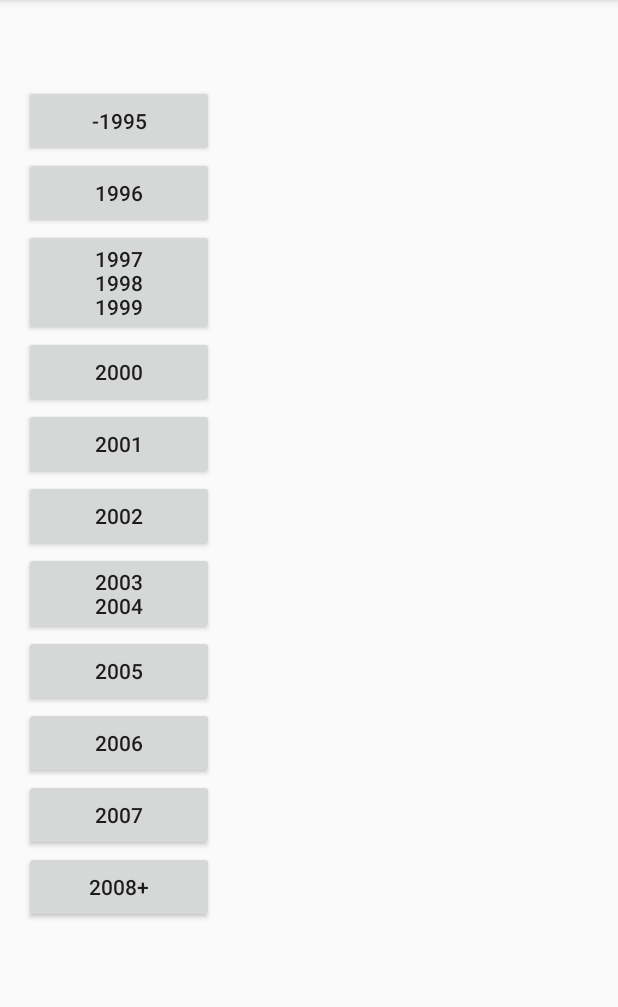
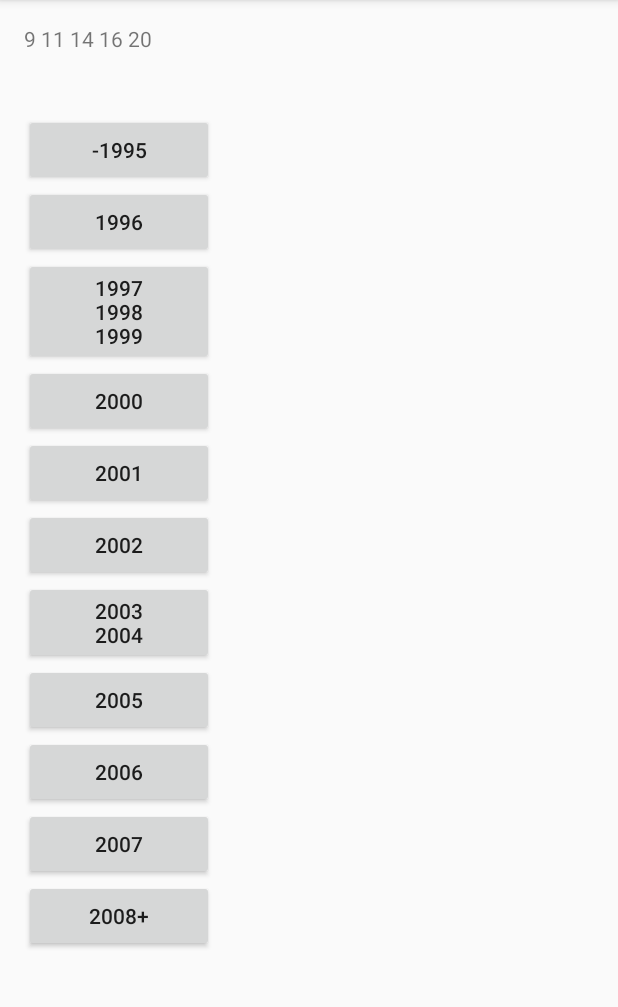
Before and after one commit to kjpluck/AndroidAgeCategorizer, an Android app: the screen it shows after launch (MainActivity), on a phone screen of 412 x 824 dp, the part 84-1091 px from its top. Run offline under Robolectric (Android 15) with nearby library versions, the phone set to English and light mode, and no system bars.

Commit message:
Activated categories selector

```diff
--- a/app/src/main/java/com/example/kevinpluck/agecategorizer/MainActivity.java
+++ b/app/src/main/java/com/example/kevinpluck/agecategorizer/MainActivity.java
@@ -1,5 +1,6 @@
 package com.example.kevinpluck.agecategorizer;
 
+import android.content.Intent;
 import android.os.Bundle;
 import android.support.annotation.NonNull;
 import android.support.v7.app.AppCompatActivity;
@@ -19,7 +20,8 @@ public class MainActivity extends AppCompatActivity {
     private LinearLayout monthButtonLayout;
     private LinearLayout dayButtonLayout;
     private int[] ageCategoriesArray;
-    private TextView textView;
+    private TextView categoriesTextView;
+    private TextView categoryOutputTextView;
     private Calendar date;
 
     @Override
@@ -33,9 +35,11 @@ public class MainActivity extends AppCompatActivity {
         monthButtonLayout = (LinearLayout) findViewById(R.id.monthButtonLayout);
         dayButtonLayout = (LinearLayout) findViewById(R.id.dayButtonLayout);
 
-        textView = (TextView) findViewById(R.id.textView2);
+        categoriesTextView = (TextView) findViewById(R.id.categoriesTextView);
+        categoryOutputTextView = (TextView) findViewById(R.id.categoryOutputTextView);
 
         String ageCategories = "9 11 14 16 20";
+        categoriesTextView.setText(ageCategories);
         ageCategoriesArray = parseAgeCategories(ageCategories);
         date = Calendar.getInstance();
         generateButtons();
@@ -89,7 +93,7 @@ public class MainActivity extends AppCompatActivity {
     }
 
     private void showMonth(final int categoryIndex) {
-        textView.setText("--");
+        categoryOutputTextView.setText("--");
         monthButtonLayout.removeAllViews();
 
         int theMonth = date.get(Calendar.MONTH) + 1;
@@ -129,7 +133,7 @@ public class MainActivity extends AppCompatActivity {
     }
 
     private void showDay(int categoryIndex) {
-        textView.setText("--");
+        categoryOutputTextView.setText("--");
         dayButtonLayout.removeAllViews();
 
         int theDay = date.get(Calendar.DAY_OF_MONTH);
@@ -215,7 +219,7 @@ public class MainActivity extends AppCompatActivity {
         else
             result = "<" + ageCategoriesArray[categoryIndex];
 
-        textView.setText(result);
+        categoryOutputTextView.setText(result);
     }
 
     private void clearMonthAndDay() {
@@ -258,5 +262,9 @@ public class MainActivity extends AppCompatActivity {
         return super.onOptionsItemSelected(item);
     }
 
-
+    public void showCategoriesSelector(View v){
+        Intent i = new Intent(getApplicationContext(), CategoriesSelectorActivity.class);
+        i.putExtra("categories", ageCategoriesArray);
+        startActivity(i);
+    }
 }
--- a/app/src/main/res/layout/content_main.xml
+++ b/app/src/main/res/layout/content_main.xml
@@ -18,15 +18,24 @@
         android:text=""
         android:layout_width="match_parent"
         android:layout_height="wrap_content"
-        android:id="@+id/textView2"
+        android:id="@+id/categoriesTextView"
+        android:contextClickable="true"
+        android:onClick="showCategoriesSelector" />
+
+    <TextView
+        android:text=""
+        android:layout_width="match_parent"
+        android:layout_height="wrap_content"
+        android:id="@+id/categoryOutputTextView"
         android:textSize="30sp"
-        android:textAlignment="center" />
+        android:textAlignment="center"
+        android:layout_below="@id/categoriesTextView"/>
 
     <LinearLayout
         android:orientation="horizontal"
         android:layout_width="match_parent"
         android:layout_height="match_parent"
-        android:layout_below="@+id/textView2"
+        android:layout_below="@+id/categoryOutputTextView"
         android:layout_alignParentLeft="true"
         android:layout_alignParentStart="true"
         android:baselineAligned="false">
--- a/app/src/main/res/values/dimens.xml
+++ b/app/src/main/res/values/dimens.xml
@@ -2,4 +2,5 @@
     <!-- Default screen margins, per the Android Design guidelines. -->
     <dimen name="activity_horizontal_margin">16dp</dimen>
     <dimen name="activity_vertical_margin">16dp</dimen>
+    <dimen name="fab_margin">16dp</dimen>
 </resources>
--- a/app/src/main/res/values/strings.xml
+++ b/app/src/main/res/values/strings.xml
@@ -1,4 +1,5 @@
 <resources>
     <string name="app_name">Age Categorizer</string>
     <string name="action_settings">Settings</string>
+    <string name="title_activity_categories_selector">CategoriesSelector</string>
 </resources>
```
Also changed, not shown: app/src/main/AndroidManifest.xml (+9 -0 lines), app/src/main/java/com/example/kevinpluck/agecategorizer/CategoriesAdapter.java (added, +73 -0 lines), app/src/main/java/com/example/kevinpluck/agecategorizer/CategoriesSelectorActivity.java (added, +38 -0 lines), app/src/main/res/layout/activity_categories_selector.xml (added, +27 -0 lines), app/src/main/res/layout/content_categories_selector.xml (added, +24 -0 lines).
